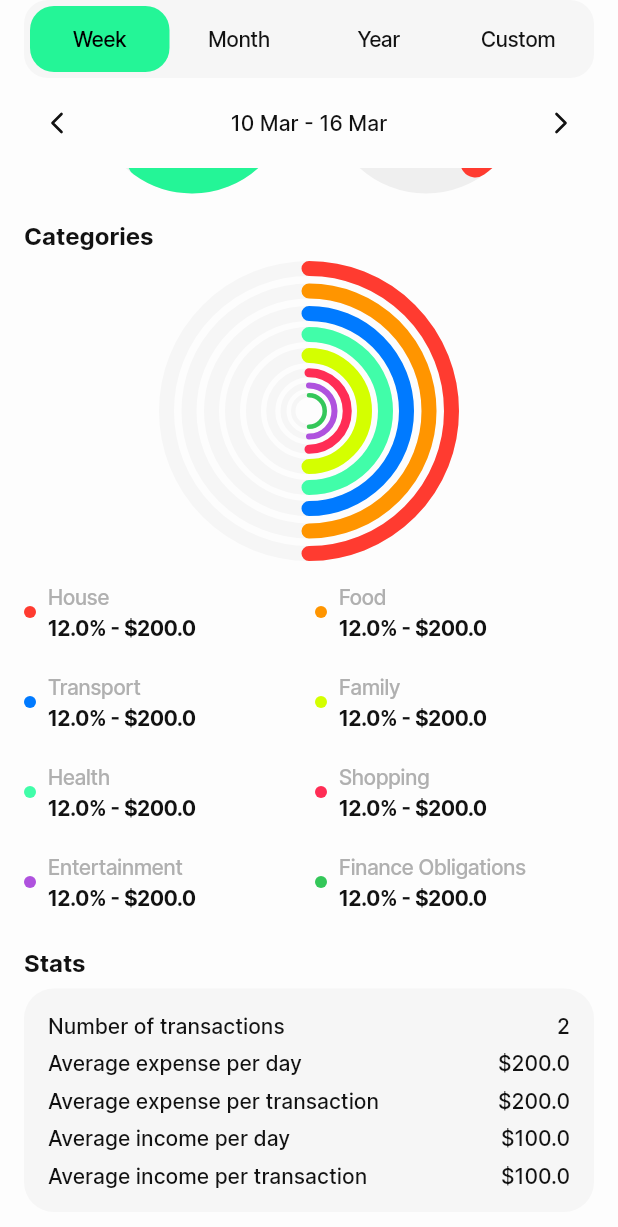
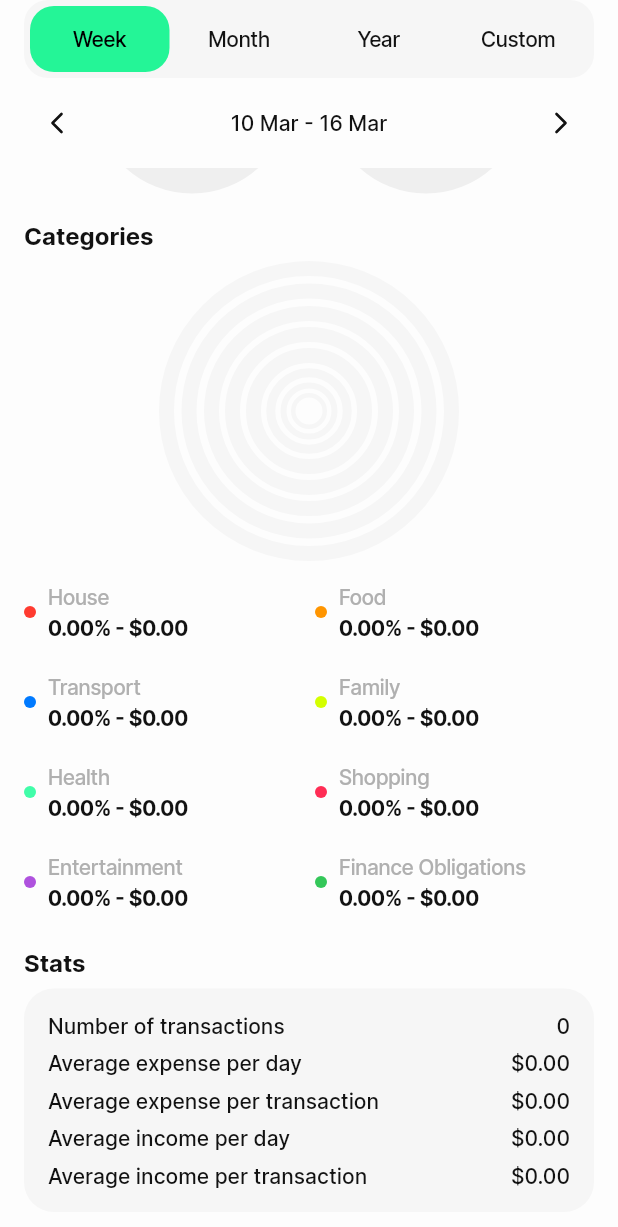
Before and after one commit to kent0505/big_fin, a Flutter app: the AnalyticsScreen widget shown alone on an empty page, opened directly, scrolled down 131 dp, on a phone screen of 412 x 824 dp. Shown: the top 1227 px of the screen. Run offline on Flutter 3.47's test engine with Material 3 defaults, Android fonts, the phone set to English and light mode, and no system bars; drawn by our look-alikes of percent_indicator; our stand-ins replace flutter_bloc, flutter_svg, go_router, shared_preferences, sqflite; accounts and stored records are empty; generated files the repository leaves out were written again.

Commit message:
analytics logic

```diff
--- a/lib/src/features/analytics/bloc/analytics_bloc.dart
+++ /dev/null
@@ -1,11 +0,0 @@
-import 'package:flutter/foundation.dart';
-import 'package:flutter_bloc/flutter_bloc.dart';
-
-part 'analytics_event.dart';
-part 'analytics_state.dart';
-
-class AnalyticsBloc extends Bloc<AnalyticsEvent, AnalyticsState> {
-  AnalyticsBloc() : super(AnalyticsInitial()) {
-    on<AnalyticsEvent>((event, emit) {});
-  }
-}
--- a/lib/src/features/analytics/bloc/analytics_event.dart
+++ /dev/null
@@ -1,4 +0,0 @@
-part of 'analytics_bloc.dart';
-
-@immutable
-sealed class AnalyticsEvent {}
--- a/lib/src/features/analytics/bloc/analytics_state.dart
+++ /dev/null
@@ -1,6 +0,0 @@
-part of 'analytics_bloc.dart';
-
-@immutable
-sealed class AnalyticsState {}
-
-final class AnalyticsInitial extends AnalyticsState {}
--- a/lib/src/features/analytics/screens/analytics_screen.dart
+++ b/lib/src/features/analytics/screens/analytics_screen.dart
@@ -1,8 +1,12 @@
 import 'package:flutter/material.dart';
+import 'package:flutter_bloc/flutter_bloc.dart';
 
 import '../../../core/config/constants.dart';
 import '../../../core/config/my_colors.dart';
 import '../../../core/models/cat.dart';
+import '../../../core/models/expense.dart';
+import '../../../core/utils.dart';
+import '../../expense/bloc/expense_bloc.dart';
 import '../widgets/analytics_date_shift.dart';
 import '../widgets/analytics_tab.dart';
 import '../widgets/cat_charts.dart';
@@ -62,7 +66,81 @@ class _AnalyticsScreenState extends State<AnalyticsScreen> {
 
   @override
   Widget build(BuildContext context) {
-    final colors = Theme.of(context).extension<MyColors>()!;
+    return BlocBuilder<ExpenseBloc, ExpenseState>(
+      builder: (context, state) {
+        if (state is ExpensesLoaded) {
+          // СОРТИРУЕТ РАСХОДЫ/ПРИХОДЫ ПО ВЫБРАННОЙ ДАТЕ
+          final sorted = state.expenses.where(
+            (element) {
+              DateTime date = stringToDate(element.date);
+              switch (_index) {
+                case 0:
+                  return (date.isAfter(_startDate) ||
+                          date.isAtSameMomentAs(_startDate)) &&
+                      (date.isBefore(_endDate) ||
+                          date.isAtSameMomentAs(_endDate));
+                case 1:
+                  return _selectedDate.year == date.year &&
+                      _selectedDate.month == date.month;
+                case 2:
+                  return _selectedDate.year == date.year;
+                case 3:
+                  return _selectedDate.year == date.year &&
+                      _selectedDate.month == date.month &&
+                      _selectedDate.day == date.day;
+                default:
+                  return false;
+              }
+            },
+          ).toList();
+
+          // СЧИТАЕТ ОБЩЕЕ КОЛИЧЕСТВО ПРИХОДОВ/РАСХОДОВ
+          double inc = 0; // ПРИХОДЫ
+          double exp = 0; // РАСХОДЫ
+          for (Expense expense in sorted) {
+            double amount = double.tryParse(expense.amount) ?? 0;
+            expense.isIncome ? inc += amount : exp += amount;
+          }
+
+          // ПРЕВРАЩАЕТ В ЧИСЛО ОТ 0 ДО 1
+          double total = inc + exp;
+          double incomePercent = total > 0 ? inc / total : 0;
+          double expensePercent = total > 0 ? exp / total : 0;
+
+          List<double> categorySums = List.filled(8, 0.0);
+          double total2 = 0;
+
+          // СЧИТАЕТ ПРИХОДЫ ПО КАЖДЫМ КАТЕГОРИЯМ
+          for (Expense expense in sorted) {
+            for (int i = 0; i < defaultCats.length; i++) {
+              if (defaultCats[i].title == expense.catTitle &&
+                  expense.isIncome) {
+                final amount = double.tryParse(expense.amount) ?? 0.0;
+                categorySums[i] += amount;
+                total2 += amount;
+                break;
+              }
+            }
+          }
+
+          // СЧИТАЕТ И ПРЕВРАЩАЕТ В ПРОЦЕНТЫ
+          List<double> percents = total2 > 0
+              ? categorySums.map((sum) => sum / total2).toList()
+              : List.filled(8, 0.0);
+
+          Set<String> uniqueDays = sorted.map((e) => e.date).toSet();
+          int totalDays = uniqueDays.isNotEmpty ? uniqueDays.length : 1;
+
+          // СЧИТАЕТ СРЕДНИЕ ЦИФРЫ
+          double expensePerDay = exp / totalDays;
+          double incomePerDay = inc / totalDays;
+
+          int incomeCount = sorted.where((e) => e.isIncome).length;
+          int expenseCount = sorted.where((e) => !e.isIncome).length;
+
+          double expensePerTransaction =
+              expenseCount > 0 ? exp / expenseCount : 0;
+          double incomePerTransaction = incomeCount > 0 ? inc / incomeCount : 0;
 
           return Column(
             children: [
@@ -84,22 +162,13 @@ class _AnalyticsScreenState extends State<AnalyticsScreen> {
                   padding: EdgeInsets.all(16),
                   children: [
                     ExpIncChart(
-                incomePercent: 0.6, // CHANGE
-                expensePercent: 0.4, // CHANGE
+                      incomePercent: incomePercent,
+                      expensePercent: expensePercent,
                     ),
                     SizedBox(height: 18),
-              Text(
-                'Categories',
-                style: TextStyle(
-                  color: colors.textPrimary,
-                  fontSize: 16,
-                  fontFamily: AppFonts.bold,
-                ),
-              ),
+                    _Title('Categories'),
                     SizedBox(height: 8),
-              CatCharts(
-                percents: [0.5, 0.5, 0.5, 0.5, 0.5, 0.5, 0.5, 0.5], // CHANGE
-              ),
+                    CatCharts(percents: percents),
                     SizedBox(height: 8),
                     Wrap(
                       spacing: 8,
@@ -109,28 +178,21 @@ class _AnalyticsScreenState extends State<AnalyticsScreen> {
                         (index) {
                           return CatStats(
                             cat: defaultCats[index],
-                      percent: 12, // CHANGE
-                      amount: 200, // CHANGE
+                            percent: percents[index] * 100,
+                            amount: categorySums[index],
                           );
                         },
                       ),
                     ),
                     SizedBox(height: 18),
-              Text(
-                'Stats',
-                style: TextStyle(
-                  color: colors.textPrimary,
-                  fontSize: 16,
-                  fontFamily: AppFonts.bold,
-                ),
-              ),
+                    _Title('Stats'),
                     SizedBox(height: 8),
                     StatsCard(
-                transactions: 2, // CHANGE
-                expensePerDay: 200, // CHANGE
-                expensePerTransaction: 200, // CHANGE
-                incomePerDay: 100, // CHANGE
-                incomePerTransaction: 100, // CHANGE
+                      transactions: sorted.length,
+                      expensePerDay: expensePerDay,
+                      expensePerTransaction: expensePerTransaction,
+                      incomePerDay: incomePerDay,
+                      incomePerTransaction: incomePerTransaction,
                     ),
                   ],
                 ),
@@ -138,4 +200,29 @@ class _AnalyticsScreenState extends State<AnalyticsScreen> {
             ],
           );
         }
+
+        return const SizedBox();
+      },
+    );
   }
+}
+
+class _Title extends StatelessWidget {
+  const _Title(this.title);
+
+  final String title;
+
+  @override
+  Widget build(BuildContext context) {
+    final colors = Theme.of(context).extension<MyColors>()!;
+
+    return Text(
+      title,
+      style: TextStyle(
+        color: colors.textPrimary,
+        fontSize: 16,
+        fontFamily: AppFonts.bold,
+      ),
+    );
+  }
+}
--- a/lib/src/features/analytics/widgets/cat_stats.dart
+++ b/lib/src/features/analytics/widgets/cat_stats.dart
@@ -55,7 +55,7 @@ class CatStats extends StatelessWidget {
                 ),
                 SizedBox(height: 4),
                 Text(
-                  '$percent% - \$$amount',
+                  '${percent.toStringAsFixed(2)}% - \$${amount.toStringAsFixed(2)}',
                   style: TextStyle(
                     color: colors.textPrimary,
                     fontSize: 14,
--- a/lib/src/features/analytics/widgets/stats_card.dart
+++ b/lib/src/features/analytics/widgets/stats_card.dart
@@ -33,27 +33,27 @@ class StatsCard extends StatelessWidget {
         children: [
           _Title(
             title: 'Number of transactions',
-            data: '2',
+            data: transactions.toString(),
           ),
           SizedBox(height: 8),
           _Title(
             title: 'Average expense per day',
-            data: '\$$expensePerDay',
+            data: '\$${expensePerDay.toStringAsFixed(2)}',
           ),
           SizedBox(height: 8),
           _Title(
             title: 'Average expense per transaction',
-            data: '\$$expensePerTransaction',
+            data: '\$${expensePerTransaction.toStringAsFixed(2)}',
           ),
           SizedBox(height: 8),
           _Title(
             title: 'Average income per day',
-            data: '\$$incomePerDay',
+            data: '\$${incomePerDay.toStringAsFixed(2)}',
           ),
           SizedBox(height: 8),
           _Title(
             title: 'Average income per transaction',
-            data: '\$$incomePerTransaction',
+            data: '\$${incomePerTransaction.toStringAsFixed(2)}',
           ),
         ],
       ),
```
Lines whose indentation alone changed are shown as unchanged.
